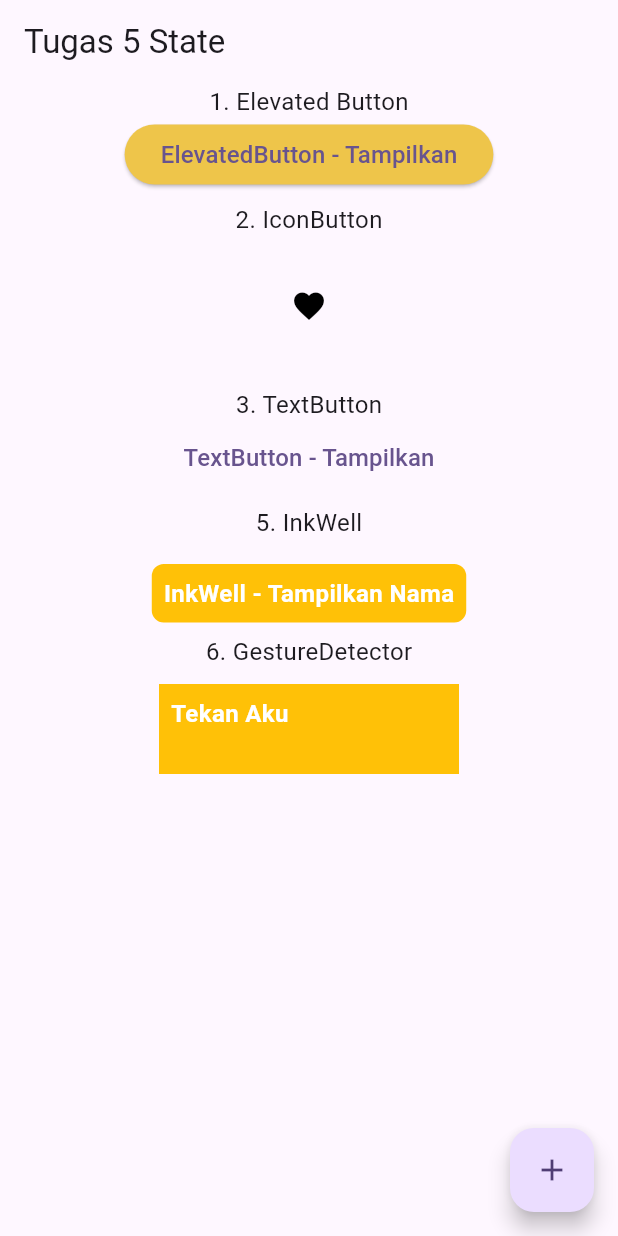
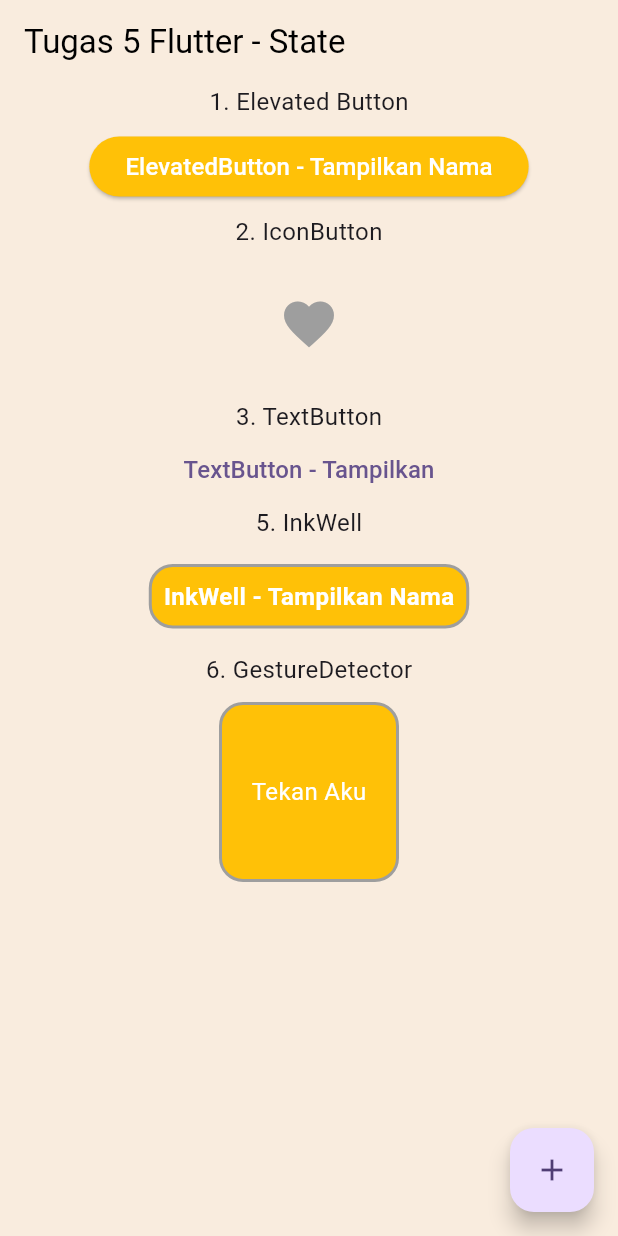
Before and after one commit to gerrybagaskoro/PPKDJP_MPRO_B3_2025, a Flutter app: the screen it shows after launch, on a phone screen of 412 x 824 dp. Run offline on Flutter 3.47's test engine with Material 3 defaults, Android fonts, the phone set to English and light mode, and no system bars.

Commit message:
Tugas 5 Flutter - State (Final)

```diff
--- a/lib/tugas_flutter_5/start.dart
+++ b/lib/tugas_flutter_5/start.dart
@@ -16,7 +16,12 @@ class _Tugas5FlutterState extends State<Tugas5Flutter> {
   @override
   Widget build(BuildContext context) {
     return Scaffold(
-      appBar: AppBar(title: Text("Tugas 5 State")),
+      backgroundColor: const Color(0xFFF9ECDE),
+      appBar: AppBar(
+        title: Text("Tugas 5 Flutter - State"),
+        backgroundColor: const Color(0xFFF9ECDE),
+        foregroundColor: Colors.black,
+      ),
       floatingActionButton: FloatingActionButton(
         child: Icon(Icons.add),
         onPressed: () {
@@ -28,12 +33,10 @@ class _Tugas5FlutterState extends State<Tugas5Flutter> {
         children: [
           Center(),
           Text("1. Elevated Button", style: TextStyle(fontSize: 16)),
-          // SizedBox(height: 8),
+          SizedBox(height: 8),
           ElevatedButton(
             style: ButtonStyle(
-              backgroundColor: WidgetStateProperty.all<Color>(
-                const Color.fromARGB(255, 238, 197, 74),
-              ),
+              backgroundColor: WidgetStateProperty.all<Color>(Colors.amber),
             ),
             onPressed: () {
               setState(() {
@@ -46,8 +49,8 @@ class _Tugas5FlutterState extends State<Tugas5Flutter> {
             child: Text(
               tampilkan
                   ? "Nama saya: Gerry Bagaskoro Putro"
-                  : "ElevatedButton - Tampilkan",
-              style: TextStyle(fontSize: 16),
+                  : "ElevatedButton - Tampilkan Nama",
+              style: TextStyle(fontSize: 16, color: Colors.white),
             ),
           ),
           SizedBox(height: 8),
@@ -57,12 +60,11 @@ class _Tugas5FlutterState extends State<Tugas5Flutter> {
             margin: EdgeInsets.all(8),
             padding: EdgeInsets.all(6),
             height: 60,
-            width: 60,
+            width: 80,
             child: IconButton(
               icon: const Icon(Icons.favorite),
-              color: warnaDisukai
-                  ? Colors.amber
-                  : const Color.fromARGB(255, 0, 0, 0),
+              color: warnaDisukai ? Colors.red : Colors.grey,
+              iconSize: 40,
               onPressed: () {
                 setState(() {
                   warnaDisukai = !warnaDisukai;
@@ -78,7 +80,7 @@ class _Tugas5FlutterState extends State<Tugas5Flutter> {
               'Disukai',
               style: TextStyle(
                 fontSize: 18,
-                color: Colors.amber,
+                color: Colors.red,
                 fontWeight: FontWeight.bold,
               ),
             ),
@@ -99,7 +101,7 @@ class _Tugas5FlutterState extends State<Tugas5Flutter> {
               style: TextStyle(fontSize: 16),
             ),
           ),
-          SizedBox(height: 8),
+          // SizedBox(height: 8),
           Text("5. InkWell", style: TextStyle(fontSize: 16)),
           SizedBox(height: 8),
           InkWell(
@@ -116,7 +118,8 @@ class _Tugas5FlutterState extends State<Tugas5Flutter> {
                 padding: const EdgeInsets.all(8.0),
                 decoration: BoxDecoration(
                   color: Colors.amber,
-                  borderRadius: BorderRadius.circular(8.0),
+                  border: Border.all(color: Colors.grey, width: 2),
+                  borderRadius: BorderRadius.circular(16),
                 ),
                 child: Text(
                   tampilkanNamaInkWell
@@ -131,6 +134,7 @@ class _Tugas5FlutterState extends State<Tugas5Flutter> {
               ),
             ),
           ),
+          SizedBox(height: 8),
           Text("6. GestureDetector", style: TextStyle(fontSize: 16)),
           SizedBox(height: 8),
           GestureDetector(
@@ -144,20 +148,20 @@ class _Tugas5FlutterState extends State<Tugas5Flutter> {
               print("Tahan lama");
             },
             child: Container(
-              color: Colors.amber,
+              // color: Colors.amber, //Cause Error
               padding: const EdgeInsets.all(8),
               margin: EdgeInsets.all(2),
-              height: 60,
-              width: 200,
-              // decoration: BoxDecoration(
-              //   borderRadius: BorderRadius.circular(8.0),
-              // ),
-              child: Text(
-                "Tekan Aku",
-                style: TextStyle(
-                  fontSize: 16,
-                  color: Colors.white,
-                  fontWeight: FontWeight.bold,
+              width: 120,
+              height: 120,
+              decoration: BoxDecoration(
+                border: Border.all(color: Colors.grey, width: 2),
+                borderRadius: BorderRadius.circular(16),
+                color: Colors.amber,
+              ),
+              child: const Center(
+                child: Text(
+                  "Tekan Aku",
+                  style: TextStyle(fontSize: 16, color: Colors.white),
                 ),
               ),
             ),
```
